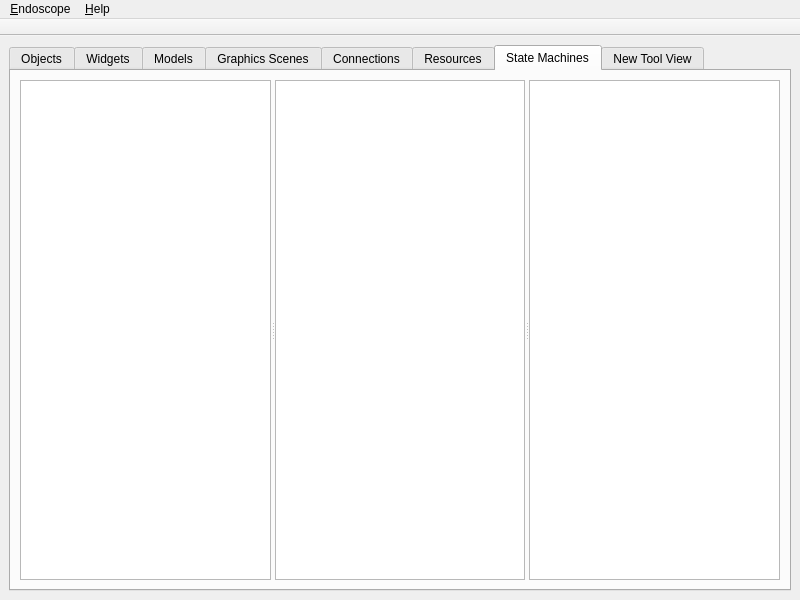
KDAB/GammaRay, file mainwindow.ui: the form before one commit.
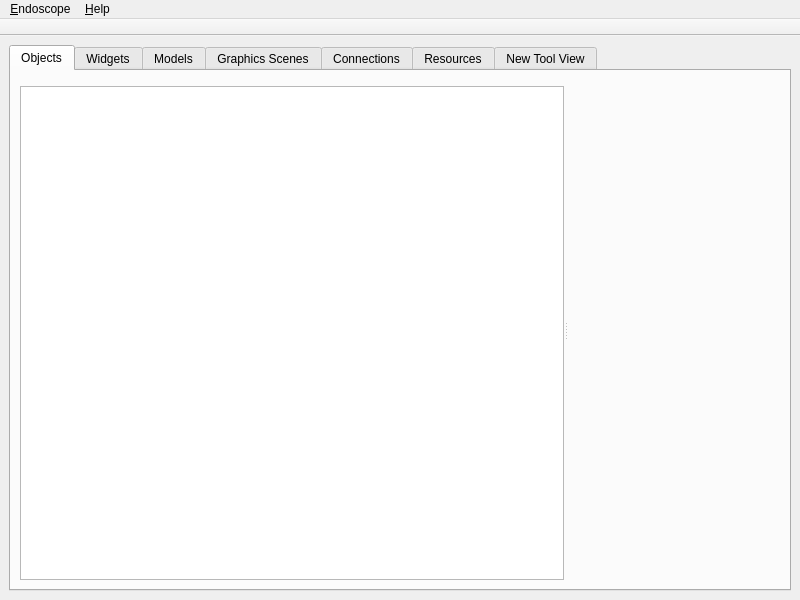
The form after the commit. The open tabs and pages were chosen to show the change. Custom widgets are drawn as their Qt base class.

Commit message: Extract state machine inspector.

The edit to the form file:
```diff
--- a/mainwindow.ui
+++ b/mainwindow.ui
@@ -245,23 +245,6 @@
         </item>
        </layout>
       </widget>
-      <widget class="QWidget" name="tab_8">
-       <attribute name="title">
-        <string>State Machines</string>
-       </attribute>
-       <layout class="QHBoxLayout" name="horizontalLayout_5">
-        <item>
-         <widget class="QSplitter" name="splitter_8">
-          <property name="orientation">
-           <enum>Qt::Horizontal</enum>
-          </property>
-          <widget class="QTreeView" name="stateMachinesView"/>
-          <widget class="QTreeView" name="singleStateMachineView"/>
-          <widget class="QTreeView" name="transitionView"/>
-         </widget>
-        </item>
-       </layout>
-      </widget>
       <widget class="QWidget" name="widget">
        <attribute name="title">
         <string>New Tool View</string>
```
The commit also changes 11 other files.
